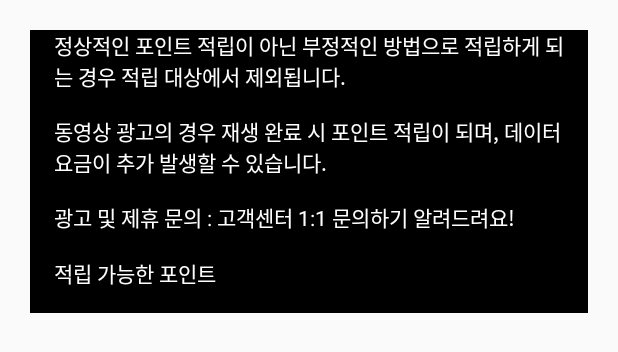
After one commit to PlanetAdDevelopers/skpad-sdk-samples, an Android app: the layout view_custom_feed_header.xml on its own in the app's theme, with its tools: preview values and no code run, on a phone screen of 412 x 824 dp. The commit adds this screen. Shown: the top 352 px of the screen. Run offline under Robolectric (Android 15) with nearby library versions, the phone set to English and light mode, and no system bars.

Commit message:
feat - Header 영역 자체 구현 샘플 코드 추가

```diff
--- /dev/null
+++ b/skpad-aos-sdk/SKPAdBenefitApp/src/main/java/com/skplanet/app/skpadbenefitsample/CustomFeedHeaderViewAdapter.kt
@@ -0,0 +1,24 @@
+package com.skplanet.app.skpadbenefitsample
+
+import android.content.Context
+import android.view.LayoutInflater
+import android.view.View
+import android.view.ViewGroup
+import android.widget.TextView
+import com.skplanet.skpad.benefit.presentation.feed.header.FeedHeaderViewAdapter
+
+class CustomFeedHeaderViewAdapter: FeedHeaderViewAdapter {
+    override fun onCreateView(context: Context?, parent: ViewGroup?): View {
+        val inflater = context!!.getSystemService(Context.LAYOUT_INFLATER_SERVICE) as LayoutInflater
+        return inflater.inflate(R.layout.view_custom_feed_header, parent, false)
+    }
+
+    override fun onBindView(view: View?, reward: Int) {
+
+        val rewardTextView = view?.findViewById<TextView>(R.id.total_reward_text)
+        rewardTextView?.text = "적립가능한 포인트 : $reward"
+    }
+
+    override fun onDestroyView() {
+    }
+}
--- a/skpad-aos-sdk/SKPAdBenefitApp/src/main/java/com/skplanet/app/skpadbenefitsample/adapter/FeedAdapter.java
+++ b/skpad-aos-sdk/SKPAdBenefitApp/src/main/java/com/skplanet/app/skpadbenefitsample/adapter/FeedAdapter.java
@@ -5,6 +5,7 @@ import android.content.Context;
 import com.skplanet.app.skpadbenefitsample.Constants;
 import com.skplanet.app.skpadbenefitsample.CustomFeedAdsAdapter;
 import com.skplanet.app.skpadbenefitsample.CustomFeedFeedbackHandler;
+import com.skplanet.app.skpadbenefitsample.CustomFeedHeaderViewAdapter;
 import com.skplanet.skpad.benefit.presentation.feed.FeedConfig;
 import com.skplanet.skpad.benefit.presentation.feed.FeedHandler;
 import com.skplanet.skpad.benefit.presentation.feed.header.DefaultFeedHeaderViewAdapter;
@@ -25,9 +26,8 @@ public class FeedAdapter {
 
     public FeedConfig  createFeedConfig() {
         FeedConfig.Builder builder = new FeedConfig.Builder(context, Constants.FEED_UNIT_ID)
-                .feedHeaderViewAdapterClass(DefaultFeedHeaderViewAdapter.class)
+                .feedHeaderViewAdapterClass(CustomFeedHeaderViewAdapter.class)
                 .adsAdapterClass(CustomFeedAdsAdapter.class)
-//                .articlesEnabled(true)
                 .showInquiryButton(Constants.OLDER_14YEAR)  // // 만 14세 이상인 경우에만 VOC(문의하기) 기능을 노출해야합니다.
                 .feedFeedbackHandlerClass(CustomFeedFeedbackHandler.class);
 
--- /dev/null
+++ b/skpad-aos-sdk/SKPAdBenefitApp/src/main/res/layout/view_custom_feed_header.xml
@@ -0,0 +1,27 @@
+<?xml version="1.0" encoding="utf-8"?>
+<LinearLayout
+    xmlns:android="http://schemas.android.com/apk/res/android"
+    android:layout_width="match_parent"
+    android:layout_height="wrap_content"
+    android:layout_margin="20dp"
+    android:background="@android:color/black"
+    android:orientation="vertical"
+    >
+    <TextView
+        android:layout_width="match_parent"
+        android:layout_height="wrap_content"
+        android:text= "정상적인 포인트 적립이 아닌 부정적인 방법으로 적립하게 되는 경우 적립 대상에서 제외됩니다.\n\n동영상 광고의 경우 재생 완료 시 포인트 적립이 되며, 데이터 요금이 추가 발생할 수 있습니다.\n\n광고 및 제휴 문의 : 고객센터 1:1 문의하기 알려드려요!"
+        android:layout_gravity="center_vertical"
+        android:paddingLeft="16dp"
+        android:paddingRight="16dp"
+        android:textColor="@android:color/white"
+        android:singleLine="false"/>
+    <TextView
+        android:id="@+id/total_reward_text"
+        android:layout_width="wrap_content"
+        android:layout_height="wrap_content"
+        android:layout_gravity="center_vertical"
+        android:layout_margin="16dp"
+        android:textColor="@android:color/white"
+        android:text="적립 가능한 포인트" />
+</LinearLayout>
--- a/skpad-aos-sdk/SKPAdScreenApp/src/main/java/com/skplanet/app/skpadscreensample/MainActivity.java
+++ b/skpad-aos-sdk/SKPAdScreenApp/src/main/java/com/skplanet/app/skpadscreensample/MainActivity.java
@@ -47,7 +47,7 @@ public class MainActivity extends AppCompatActivity {
                 setActivationListener();
 
                 SKPAdScreen.getInstance().setAutoplayType(SKPAdScreen.AutoplayType.ON_WIFI);
-                // 버즈스크린 활성화
+                // 스크린 SDK 활성화
                 SKPAdScreen.getInstance().activate();
             }
         });
```
Also changed, not shown: 2 other files.
